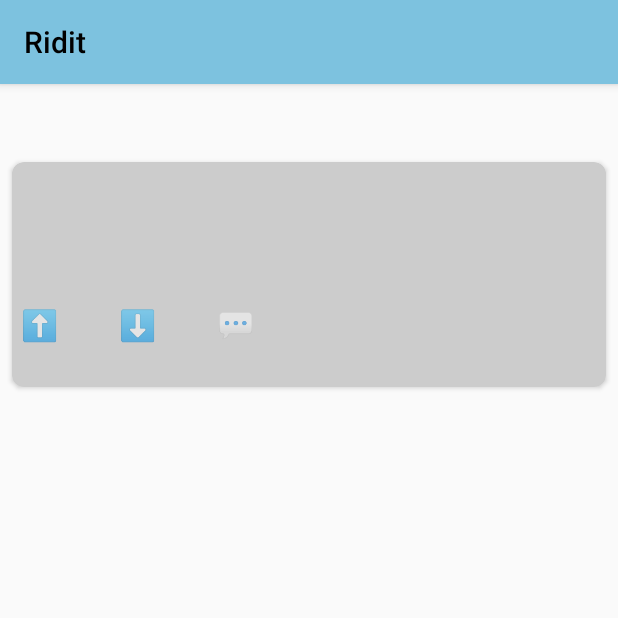
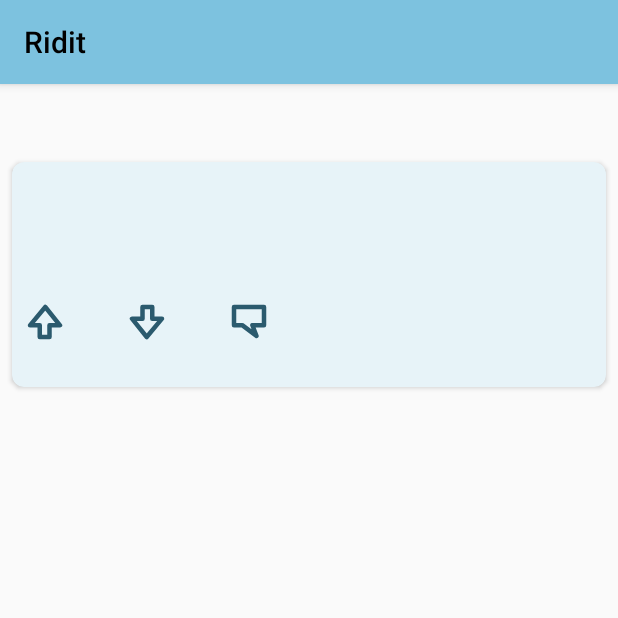
Before and after one commit to SAINTTTT/kotlin-ridit, an Android app built with Jetpack Compose: the PostActivity screen opened directly, with no data from a screen before it, on a phone screen of 412 x 824 dp, the top half of it. Run offline under Robolectric (Android 15) with nearby library versions, the phone set to English and light mode, and no system bars; our stand-ins replace Firebase (no records; nobody signed in at launch, a user with empty details on screens opened directly).

Commit message:
Se actualiza estilos de posts

```diff
--- a/app/src/main/java/com/example/kotlin_ridit/PostActivity.kt
+++ b/app/src/main/java/com/example/kotlin_ridit/PostActivity.kt
@@ -6,6 +6,7 @@ import android.util.Log
 import android.view.LayoutInflater
 import android.view.View
 import android.view.ViewGroup
+import android.widget.ImageView
 import android.widget.TextView
 import android.widget.Toast
 import androidx.appcompat.app.AppCompatActivity
@@ -45,8 +46,8 @@ class PostActivity : AppCompatActivity() {
     private lateinit var commentsAdapter: PostCommentsAdapter
     private lateinit var comments: MutableList<PostComment>
     private lateinit var tvCommunity: TextView
-    private lateinit var tvPostUpvoteArrow: TextView
-    private lateinit var tvPostDownvoteArrow: TextView
+    private lateinit var tvPostUpvoteArrow: ImageView
+    private lateinit var tvPostDownvoteArrow: ImageView
     override fun onCreate(savedInstanceState: Bundle?) {
         super.onCreate(savedInstanceState)
         setContentView(R.layout.activity_post)
@@ -103,7 +104,7 @@ class PostActivity : AppCompatActivity() {
             intent.getStringExtra(EXTRA_POST_DOWNVOTES_COUNT)
         cv.findViewById<TextView>(R.id.tvPostCommentsCount).text =
             intent.getStringExtra(EXTRA_POST_COMMENTS_COUNT)
-        cv.findViewById<TextView>(R.id.tvPostCommentsIcon)
+        cv.findViewById<ImageView>(R.id.tvPostCommentsIcon)
             .setOnClickListener { navigateToCommentPost() }
     }
 
--- a/app/src/main/res/layout/activity_post.xml
+++ b/app/src/main/res/layout/activity_post.xml
@@ -1,5 +1,7 @@
 <?xml version="1.0" encoding="utf-8"?>
 <LinearLayout xmlns:android="http://schemas.android.com/apk/res/android"
+    xmlns:app="http://schemas.android.com/apk/res-auto"
+    xmlns:tools="http://schemas.android.com/tools"
     android:layout_width="match_parent"
     android:layout_height="match_parent"
     android:layout_marginTop="10dp"
@@ -16,14 +18,13 @@
         android:textSize="16sp"
         android:textStyle="bold" />
 
-    <androidx.cardview.widget.CardView xmlns:app="http://schemas.android.com/apk/res-auto"
-        xmlns:tools="http://schemas.android.com/tools"
+    <androidx.cardview.widget.CardView
         android:id="@+id/cvPost"
         android:layout_width="match_parent"
         android:layout_height="150dp"
         android:layout_marginHorizontal="8dp"
         android:layout_marginVertical="8dp"
-        app:cardBackgroundColor="#ccc"
+        app:cardBackgroundColor="@color/light_blue_1"
         app:cardCornerRadius="8dp">
 
         <LinearLayout
@@ -83,12 +84,13 @@
                         android:textSize="20sp"
                         tools:text="45" />
 
-                    <TextView
+                    <ImageView
                         android:id="@+id/tvPostUpvoteArrow"
                         android:layout_width="wrap_content"
                         android:layout_height="wrap_content"
-                        android:text="⬆️"
-                        android:textSize="20sp" />
+                        android:src="@drawable/arrow_up"
+                        android:paddingStart="4dp"
+                        />
                 </LinearLayout>
 
                 <LinearLayout
@@ -104,12 +106,14 @@
                         android:textSize="20sp"
                         tools:text="56" />
 
-                    <TextView
+
+                    <ImageView
                         android:id="@+id/tvPostDownvoteArrow"
                         android:layout_width="wrap_content"
                         android:layout_height="wrap_content"
-                        android:text="⬇️"
-                        android:textSize="20sp" />
+                        android:src="@drawable/arrow_down"
+                        android:paddingStart="4dp"
+                        />
                 </LinearLayout>
 
                 <LinearLayout
@@ -125,12 +129,12 @@
                         android:textSize="20sp"
                         tools:text="30" />
 
-                    <TextView
+                    <ImageView
                         android:id="@+id/tvPostCommentsIcon"
-                        android:layout_width="wrap_content"
+                        android:layout_width="match_parent"
                         android:layout_height="wrap_content"
-                        android:text="💬"
-                        android:textSize="20sp" />
+                        android:paddingStart="4dp"
+                        android:src="@drawable/chat_icon" />
                 </LinearLayout>
 
             </LinearLayout>
--- a/app/src/main/res/layout/item_post_comment.xml
+++ b/app/src/main/res/layout/item_post_comment.xml
@@ -6,7 +6,7 @@
     android:layout_height="wrap_content"
     android:layout_marginHorizontal="8dp"
     android:layout_marginVertical="8dp"
-    app:cardBackgroundColor="#ccc"
+    app:cardBackgroundColor="@color/light_blue_1"
     app:cardCornerRadius="8dp"
     >
 
```
